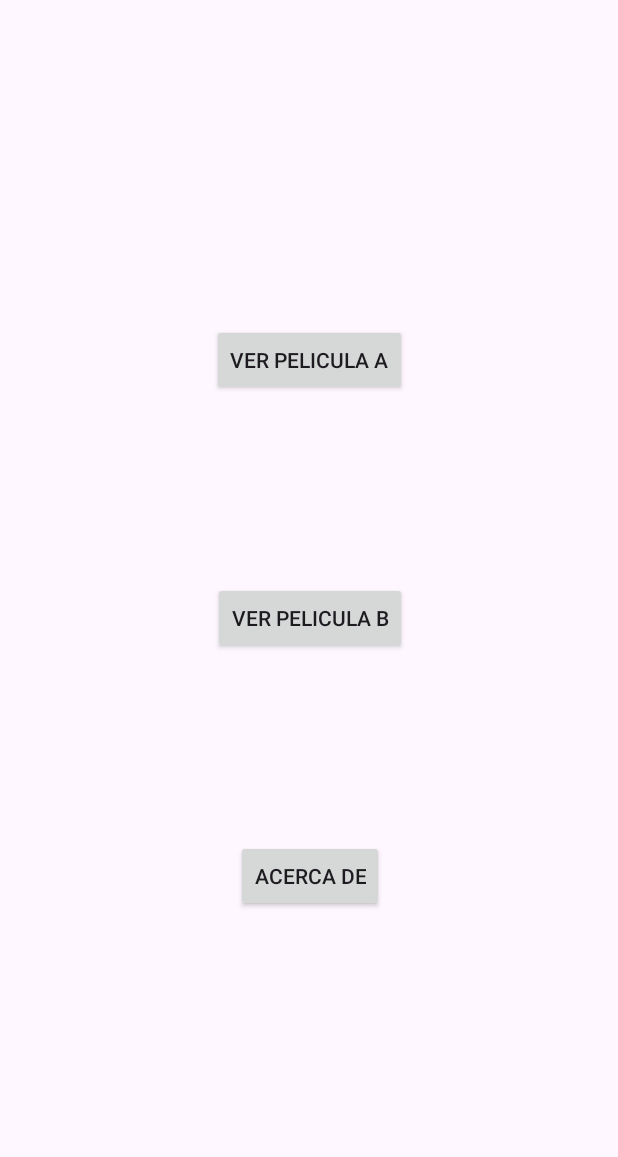
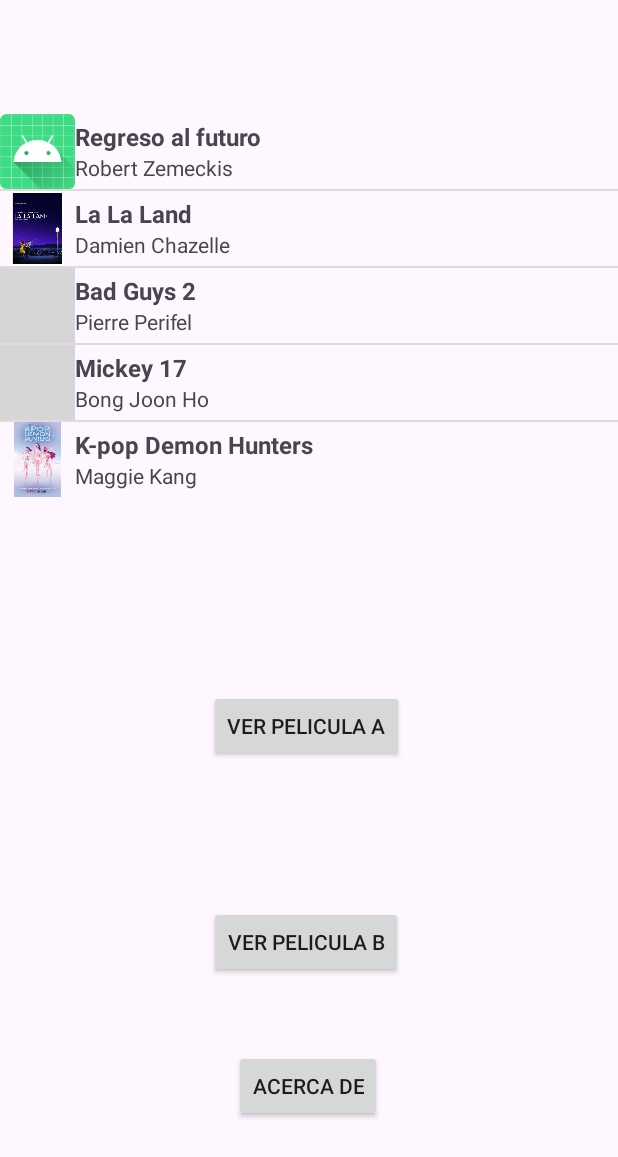
Before and after one commit to solsolet/Filmoteca, an Android app built with Jetpack Compose: the screen it shows after launch (FilmListActivity), on a phone screen of 412 x 824 dp. Shown: the top 1157 px of the screen. Run offline under Robolectric (Android 15) with nearby library versions, the phone set to English and light mode, and no system bars; grey boxes are pictures that could not be loaded.

Commit message:
P4 Ej2 fet (revisar cadenes peli)

```diff
--- /dev/null
+++ b/app/src/main/java/es/ua/eps/filmoteca/Film.kt
@@ -0,0 +1,27 @@
+package es.ua.eps.filmoteca
+
+class Film {
+    var imageResId = 0 // Propiedades de la clase
+    var title: String? = null
+    var director: String? = null
+    var year = 0
+    var genre = 0
+    var format = 0
+    var imdbUrl: String? = null
+    var comments: String? = null
+
+    override fun toString(): String {
+        return title?:"<Sin titulo>" // Al convertir a cadena mostramos su título
+    }
+
+    companion object {
+        const val FORMAT_DVD = 0 // Formatos
+        const val FORMAT_BLURAY = 1
+        const val FORMAT_DIGITAL = 2
+        const val GENRE_ACTION = 0 // Géneros
+        const val GENRE_COMEDY = 1
+        const val GENRE_DRAMA = 2
+        const val GENRE_SCIFI = 3
+        const val GENRE_HORROR = 4
+    }
+}
--- /dev/null
+++ b/app/src/main/java/es/ua/eps/filmoteca/FilmDataSource.kt
@@ -0,0 +1,63 @@
+package es.ua.eps.filmoteca
+
+object FilmDataSource {
+    val films: MutableList<Film> = mutableListOf<Film>()
+
+    init {
+        var f = Film()
+        f.title = "Regreso al futuro"
+        f.director = "Robert Zemeckis"
+        f.imageResId = R.mipmap.ic_launcher
+        f.comments = ""
+        f.format = Film.Companion.FORMAT_DIGITAL
+        f.genre = Film.Companion.GENRE_SCIFI
+        f.imdbUrl = "http://www.imdb.com/title/tt0088763"
+        f.year = 1985
+        films.add(f)
+
+        // Añade tantas películas como quieras!
+        f = Film()
+        f.title = "La La Land"
+        f.director = "Damien Chazelle"
+        f.imageResId = R.drawable.lalaland
+        f.comments = ""
+        f.format = Film.Companion.FORMAT_DIGITAL
+        f.genre = Film.Companion.GENRE_COMEDY
+        f.imdbUrl = "https://www.imdb.com/title/tt3783958/?ref_=fn_all_ttl_1"
+        f.year = 2017
+        films.add(f)
+
+        f = Film()
+        f.title = "Bad Guys 2"
+        f.director = "Pierre Perifel"
+        f.imageResId = R.drawable.bad_guys2
+        f.comments = ""
+        f.format = Film.Companion.FORMAT_DIGITAL
+        f.genre = Film.Companion.GENRE_COMEDY
+        f.imdbUrl = "https://www.imdb.com/title/tt30017619/"
+        f.year = 2025
+        films.add(f)
+
+        f = Film()
+        f.title = "Mickey 17"
+        f.director = "Bong Joon Ho"
+        f.imageResId = R.drawable.mickey17
+        f.comments = ""
+        f.format = Film.Companion.FORMAT_DVD
+        f.genre = Film.Companion.GENRE_SCIFI
+        f.imdbUrl = "https://www.imdb.com/title/tt12299608/"
+        f.year = 2025
+        films.add(f)
+
+        f = Film()
+        f.title = "K-pop Demon Hunters"
+        f.director = "Maggie Kang"
+        f.imageResId = R.drawable.kpop_demon_hunters
+        f.comments = ""
+        f.format = Film.Companion.FORMAT_DIGITAL
+        f.genre = Film.Companion.GENRE_ACTION
+        f.imdbUrl = "https://www.imdb.com/title/tt14205554/"
+        f.year = 2025
+        films.add(f)
+    }
+}
--- a/app/src/main/java/es/ua/eps/filmoteca/FilmListActivity.kt
+++ b/app/src/main/java/es/ua/eps/filmoteca/FilmListActivity.kt
@@ -2,6 +2,7 @@
 
 import android.content.Intent
 import android.os.Bundle
+import android.widget.ArrayAdapter
 import androidx.activity.ComponentActivity
 import androidx.activity.compose.setContent
 import androidx.activity.enableEdgeToEdge
@@ -49,11 +50,22 @@
     }
     private fun initLayouts() {
         bindings = ActivityFilmListBinding.inflate(layoutInflater)
+
+        val valores = FilmDataSource.films
+
+        val adaptador = FilmsArrayAdapter(
+            this,
+            R.layout.item_peli, valores
+        )
+
         with(bindings) {
             setContentView(root)
-            bindings.verPeliA.setOnClickListener { verPeli(getString(R.string.tituloPeliA)) }
-            bindings.verPeliB.setOnClickListener { verPeli(getString(R.string.tituloPeliB)) }
-            bindings.acercaDe.setOnClickListener { acercaDe() }
+
+            verPeliA.setOnClickListener { verPeli(getString(R.string.tituloPeliA)) }
+            verPeliB.setOnClickListener { verPeli(getString(R.string.tituloPeliB)) }
+            acercaDe.setOnClickListener { acercaDe() }
+
+            pelisList.adapter = adaptador
         }
     }
     private fun initCompose() { //no se què fer ací
--- /dev/null
+++ b/app/src/main/java/es/ua/eps/filmoteca/FilmsArrayAdapter.kt
@@ -0,0 +1,35 @@
+package es.ua.eps.filmoteca
+
+import android.content.Context
+import android.view.LayoutInflater
+import android.view.View
+import android.view.ViewGroup
+import android.widget.ArrayAdapter
+import android.widget.ImageView
+import android.widget.TextView
+import es.ua.eps.filmoteca.databinding.ActivityFilmListBinding
+
+class FilmsArrayAdapter(
+    context: Context?, resource: Int,
+    objects: List<Film>?
+) : ArrayAdapter<Film>(context!!, resource, objects!!) {
+
+    private lateinit var bindings : ActivityFilmListBinding
+
+    override fun getView(position: Int, convertView: View?, parent: ViewGroup): View {
+        var view: View = convertView?: LayoutInflater.from(this.context)
+            .inflate(R.layout.item_peli, parent, false)
+
+        val peliTitulo   = view.findViewById(R.id.titulo) as TextView
+        val peliDirector = view.findViewById(R.id.director) as TextView
+        val peliImg      = view.findViewById(R.id.poster) as ImageView
+
+        getItem(position)?.let {
+            peliTitulo.text = it.title
+            peliDirector.text = it.director
+            peliImg.setImageResource(it.imageResId)
+        }
+
+        return view
+    }
+}
--- a/app/src/main/res/layout/activity_film_list.xml
+++ b/app/src/main/res/layout/activity_film_list.xml
@@ -11,10 +11,10 @@
         android:id="@+id/verPeliA"
         android:layout_width="wrap_content"
         android:layout_height="wrap_content"
-        android:layout_marginTop="216dp"
+        android:layout_marginTop="460dp"
         android:text="@string/verPeliA"
         app:layout_constraintEnd_toEndOf="parent"
-        app:layout_constraintHorizontal_bias="0.5"
+        app:layout_constraintHorizontal_bias="0.494"
         app:layout_constraintStart_toStartOf="parent"
         app:layout_constraintTop_toTopOf="parent" />
 
@@ -25,19 +25,27 @@
         android:text="@string/verPeliB"
         app:layout_constraintBottom_toBottomOf="parent"
         app:layout_constraintEnd_toEndOf="@+id/verPeliA"
-        app:layout_constraintHorizontal_bias="0.5"
+        app:layout_constraintHorizontal_bias="0.0"
         app:layout_constraintStart_toStartOf="@+id/verPeliA"
         app:layout_constraintTop_toTopOf="parent"
-        app:layout_constraintVertical_bias="0.5" />
+        app:layout_constraintVertical_bias="0.778" />
 
     <Button
         android:id="@+id/acercaDe"
         android:layout_width="wrap_content"
         android:layout_height="wrap_content"
-        android:layout_marginBottom="216dp"
+        android:layout_marginBottom="76dp"
         android:text="@string/acercaDe"
         app:layout_constraintBottom_toBottomOf="parent"
         app:layout_constraintEnd_toEndOf="@+id/verPeliB"
-        app:layout_constraintHorizontal_bias="0.5"
+        app:layout_constraintHorizontal_bias="0.545"
         app:layout_constraintStart_toStartOf="@+id/verPeliB" />
+
+    <ListView
+        android:id="@+id/pelisList"
+        android:layout_width="match_parent"
+        android:layout_height="wrap_content"
+        android:layout_marginTop="76dp"
+        app:layout_constraintStart_toStartOf="parent"
+        app:layout_constraintTop_toTopOf="parent" />
 </androidx.constraintlayout.widget.ConstraintLayout>
--- /dev/null
+++ b/app/src/main/res/layout/item_peli.xml
@@ -0,0 +1,29 @@
+<LinearLayout xmlns:android="http://schemas.android.com/apk/res/android"
+    android:orientation="horizontal"
+    android:layout_width="match_parent"
+    android:layout_height="match_parent">
+
+    <ImageView
+        android:id="@+id/poster"
+        android:layout_width="50dp"
+        android:layout_height="50dp"
+        android:src="@mipmap/ic_launcher" />
+
+    <LinearLayout
+        android:layout_width="match_parent"
+        android:layout_height="wrap_content"
+        android:orientation="vertical"
+        android:layout_gravity="center_vertical">
+        <TextView
+            android:id="@+id/titulo"
+            android:layout_width="match_parent"
+            android:layout_height="wrap_content"
+            android:layout_gravity="center"
+            android:textSize="16sp"
+            android:textStyle="bold" />
+        <TextView android:id="@+id/director"
+            android:layout_width="match_parent"
+            android:layout_height="wrap_content"
+            android:layout_gravity="center"/>
+    </LinearLayout>
+</LinearLayout>
```
